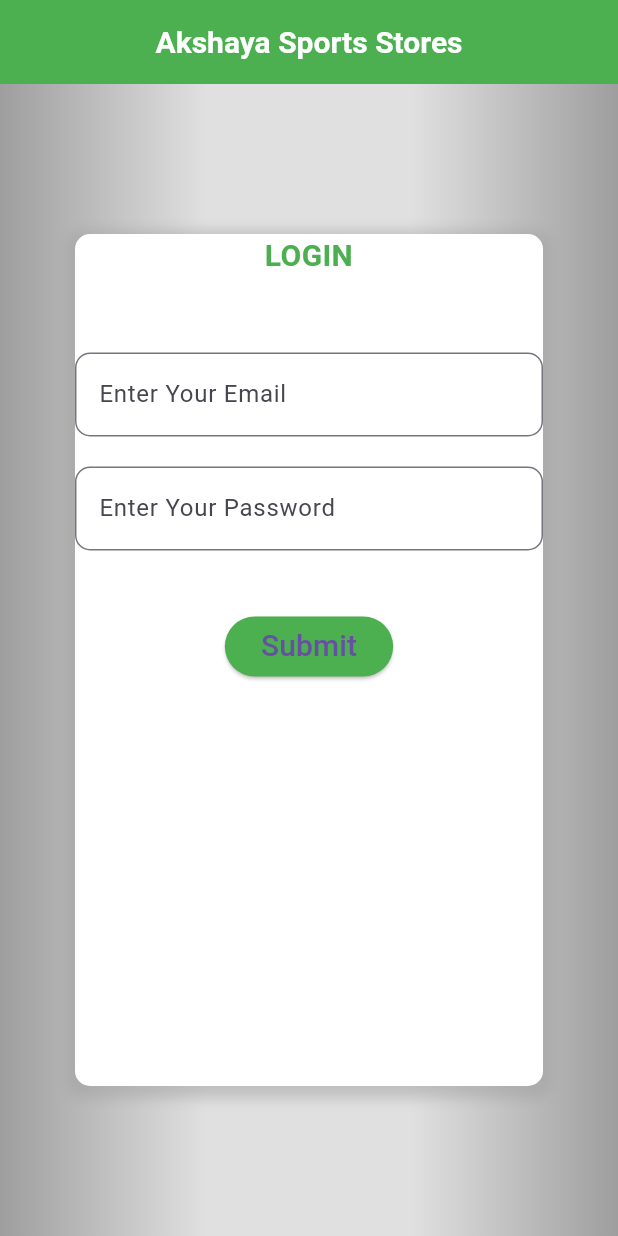
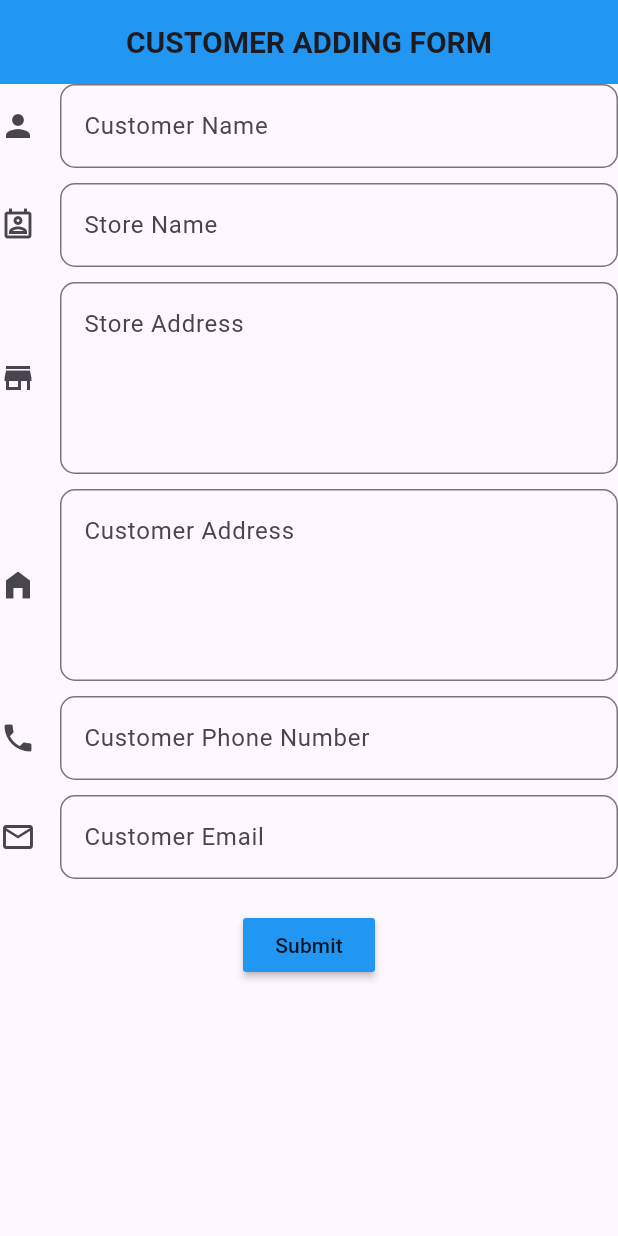
Before and after one commit to igopi77/Akshaya_Stores, a Flutter app: the screen it shows after launch, on a phone screen of 412 x 824 dp. Run offline on Flutter 3.47's test engine with Material 3 defaults, Android fonts, the phone set to English and light mode, and no system bars; our stand-ins replace firebase_auth, firebase_core; missing offline and left inert: dart:js; accounts and stored records are empty.

```diff
--- /dev/null
+++ b/lib/component/view/new_customer_view.dart
@@ -0,0 +1,169 @@
+import 'package:flutter/material.dart';
+
+class NewCustomerAddingPage extends StatefulWidget {
+  const NewCustomerAddingPage({super.key});
+
+  @override
+  State<NewCustomerAddingPage> createState() => _NewCustomerAddingPageState();
+}
+
+class _NewCustomerAddingPageState extends State<NewCustomerAddingPage> {
+  TextEditingController customerNameController = TextEditingController();
+  TextEditingController storeNameController = TextEditingController();
+  TextEditingController storeAddressController = TextEditingController();
+  TextEditingController customerAddressController = TextEditingController();
+  TextEditingController customerPhoneNumberController = TextEditingController();
+  TextEditingController customerEmailAddressController = TextEditingController();
+  final GlobalKey<FormState> _formKey = GlobalKey<FormState>();
+
+  @override
+  Widget build(BuildContext context) {
+    return  Scaffold(
+      appBar: AppBar(
+        title: const Text("CUSTOMER ADDING FORM",style: TextStyle(fontSize: 20,fontWeight: FontWeight.bold),),
+        centerTitle: true,
+        backgroundColor: Colors.blue,
+      ),
+      body: formFieldForCustomer(),
+    );
+  }
+  Widget formFieldForCustomer(){
+    return Form(
+      key: _formKey,
+      child: Column(
+        children: [
+          TextFormField(
+            controller: customerNameController,
+            decoration: InputDecoration(
+              hintText: "Customer Name",
+              icon: Icon(Icons.person),
+              border: OutlineInputBorder(
+                borderRadius: BorderRadius.circular(10),
+                borderSide: BorderSide(color: Colors.blue,width: 2)
+              )
+            ),
+            validator: (value){
+              if(value!.isEmpty){
+                return "invalid";
+              }
+              return "";
+            },
+          ),
+          SizedBox(height: 10,),
+          TextFormField(
+            controller: storeNameController,
+            decoration: InputDecoration(
+                hintText: "Store Name",
+                icon: Icon(Icons.perm_contact_cal_outlined),
+                border: OutlineInputBorder(
+                    borderRadius: BorderRadius.circular(10),
+                    borderSide: BorderSide(color: Colors.blue,width: 2)
+                )
+            ),
+            validator: (value){
+              if(value!.isEmpty){
+                return "invalid";
+              }
+              return "";
+            },
+          ),
+          SizedBox(height: 10,),
+          TextFormField(
+            controller: storeAddressController,
+            decoration: InputDecoration(
+                hintText: "Store Address",
+                icon: Icon(Icons.store),
+                border: OutlineInputBorder(
+                    borderRadius: BorderRadius.circular(10),
+                    borderSide: BorderSide(color: Colors.blue,width: 2)
+                )
+            ),
+            maxLines: 4,
+            validator: (value){
+              if(value!.isEmpty){
+                return "invalid";
+              }
+              return "";
+            },
+          ),
+          SizedBox(height: 10,),
+          TextFormField(
+            controller: customerAddressController,
+            decoration: InputDecoration(
+                hintText: "Customer Address",
+                icon: Icon(Icons.home_filled),
+                border: OutlineInputBorder(
+                    borderRadius: BorderRadius.circular(10),
+                    borderSide: BorderSide(color: Colors.blue,width: 2)
+                )
+            ),
+            maxLines: 4,
+            validator: (value){
+              if(value!.isEmpty){
+                return "invalid";
+              }
+              return "";
+            },
+          ),
+          SizedBox(height: 10,),
+          TextFormField(
+            controller: customerPhoneNumberController,
+            decoration: InputDecoration(
+                hintText: "Customer Phone Number",
+                icon: Icon(Icons.phone),
+                border: OutlineInputBorder(
+                    borderRadius: BorderRadius.circular(10),
+                    borderSide: BorderSide(color: Colors.blue,width: 2)
+                )
+            ),
+            keyboardType: TextInputType.number,
+            validator: (value){
+              if(value!.isEmpty){
+                return "invalid";
+              }
+              return "";
+            },
+          ),
+          SizedBox(height: 10,),
+          TextFormField(
+            controller: customerEmailAddressController,
+            decoration: InputDecoration(
+                hintText: "Customer Email ",
+                icon: const Icon(Icons.email_outlined),
+                border: OutlineInputBorder(
+                    borderRadius: BorderRadius.circular(10),
+                    borderSide: const BorderSide(color: Colors.blue,width: 2)
+                )
+            ),
+            validator: validateEmail
+          ),
+          SizedBox(height: 20,),
+          Center(
+            child: MaterialButton(
+              onPressed: (){
+                _submitButton();
+              },
+              child: Text("Submit"),
+              color: Colors.blue,
+            ),
+          )
+        ],
+      ),
+
+    );
+  }
+  String ? validateEmail(value){
+    if(value!.isEmpty){
+      return "Please enter the email";
+    }
+    RegExp emailRegExp = RegExp(r'^[\w-\.]+@([\w-]+\.)+[\w-]{2,4}$');
+    if(!emailRegExp.hasMatch(value)){
+      return "not a valid email";
+    }
+    return "";
+  }
+  void _submitButton(){
+    if(_formKey.currentState!.validate()){
+    }
+  }
+}
--- a/lib/main.dart
+++ b/lib/main.dart
@@ -1,8 +1,11 @@
+
+import "dart:js";
 
 import "package:firebase_core/firebase_core.dart";
 import "package:flutter/material.dart";
+import "package:stock_management_akshaya_store/component/view/home_view.dart";
 import "package:stock_management_akshaya_store/component/view/login.dart";
-import "package:stock_management_akshaya_store/firebase_options.dart";
+import "package:stock_management_akshaya_store/component/view/new_customer_view.dart";
 
 void main() async {
   WidgetsFlutterBinding.ensureInitialized();
@@ -15,9 +18,11 @@ void main() async {
     )
   );
   Widget app = MaterialApp(
-    initialRoute: "/login",
+    initialRoute: "/customerAdding",
     routes: {
-      "/login" : (context) => const LoginPage()
+      "/login" : (context) => const LoginPage(),
+      "/home" : (context) => const HomePage(),
+      "/customerAdding" :(context) => const NewCustomerAddingPage()
     },
   );
   runApp(app);
```
Also changed, not shown: lib/component/view/home_view.dart (+91 -0 lines).
